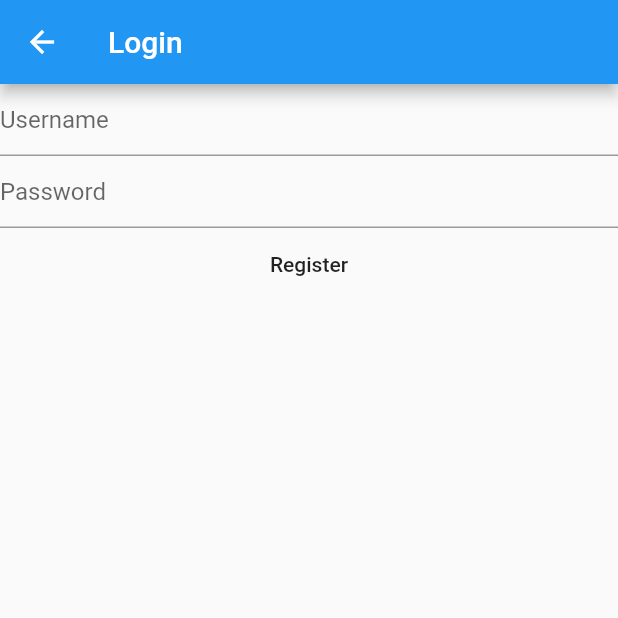
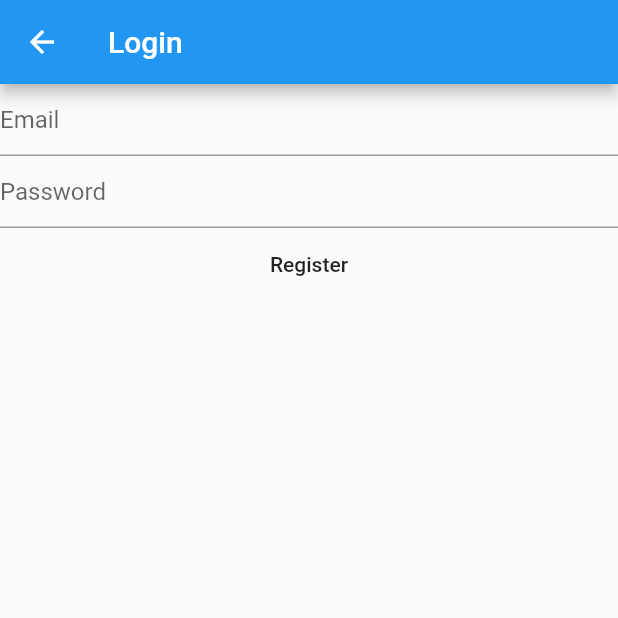
Before and after one commit to wanmuz86/chat-app-bangi, a Flutter app: the RegisterPage screen opened directly, after a tap on "Register", on a phone screen of 412 x 824 dp, the top half of it. Run offline on Flutter 3.47's test engine with Material 2 defaults, Android fonts, the phone set to English and light mode, and no system bars; our stand-ins replace firebase_auth; accounts and stored records are empty; network calls fail.

Commit message:
add item

```diff
--- a/lib/register.dart
+++ b/lib/register.dart
@@ -1,3 +1,4 @@
+import 'package:firebase_auth/firebase_auth.dart';
 import 'package:flutter/material.dart';
 
 class RegisterPage extends StatefulWidget {
@@ -6,26 +7,41 @@ class RegisterPage extends StatefulWidget {
 }
 
 class _RegisterPageState extends State<RegisterPage> {
+  FirebaseAuth _auth = FirebaseAuth.instance;
+
+  // We will link this controller with the textfield
+  TextEditingController emailController = TextEditingController();
+  TextEditingController passwordController = TextEditingController();
   @override
   Widget build(BuildContext context) {
     return Scaffold(
-      appBar: AppBar(title: Text("Login"),),
+      appBar: AppBar(
+        title: Text("Login"),
+      ),
       body: Column(
         children: <Widget>[
           TextField(
-            decoration: InputDecoration(
-              hintText: "Username"
-            ),
+            controller: emailController,
+            decoration: InputDecoration(hintText: "Email"),
           ),
           TextField(
-            decoration: InputDecoration(
-                hintText: "Password"
-            ),
+            controller: passwordController,
+            decoration: InputDecoration(hintText: "Password"),
           ),
           FlatButton(
             child: Text("Register"),
-            onPressed: (){
-
+            onPressed: () async {
+              print(emailController.text);
+              print(passwordController.text);
+              FirebaseUser user = (await _auth.createUserWithEmailAndPassword(
+                      email: emailController.text.trim(),
+                      password: passwordController.text))
+                  .user;
+              if (user != null) {
+                print("Success");
+              } else {
+                print("fail");
+              }
             },
           )
         ],
--- a/pubspec.yaml
+++ b/pubspec.yaml
@@ -23,6 +23,8 @@ dependencies:
   # The following adds the Cupertino Icons font to your application.
   # Use with the CupertinoIcons class for iOS style icons.
   cupertino_icons: ^0.1.2
+  firebase_auth: ^0.16.1
+  firebase_core: ^0.4.5
 
 dev_dependencies:
   flutter_test:
```
Also changed, not shown: pubspec.lock, 6 other files.
